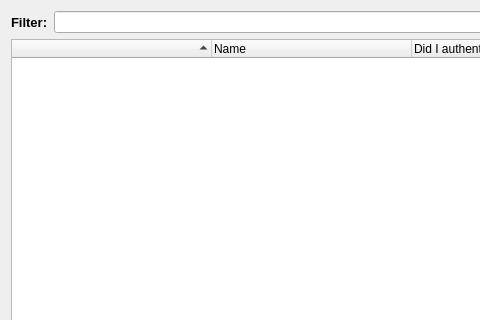
The window that retroshare-gui/src/gui/NetworkDialog.ui (RetroShare/RetroShare) describes before a commit, drawn with Qt 5; both pictures show x 0 to 480 and y 0 to 320 of the 825 by 567 pixel window.
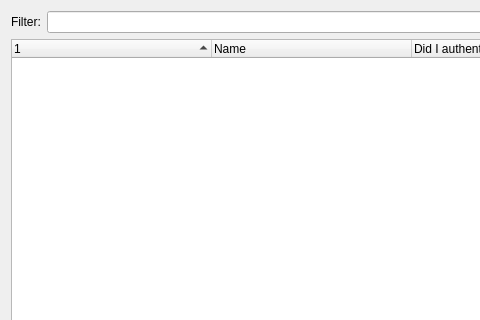
The same window after the commit. Icons and pictures are not drawn. Custom widgets are drawn as their Qt base class.

Commit message: Moved font size definitions from ui files to default qss. Added new base class StyledLabel to emulate the missing font-size by factor in qss.

```diff
--- a/retroshare-gui/src/gui/NetworkDialog.ui
+++ b/retroshare-gui/src/gui/NetworkDialog.ui
@@ -14,14 +14,7 @@
    <item row="0" column="0">
     <layout class="QHBoxLayout" name="horizontalLayout">
      <item>
-      <widget class="QLabel" name="titleBarLabel">
-       <property name="font">
-        <font>
-         <pointsize>10</pointsize>
-         <weight>75</weight>
-         <bold>true</bold>
-        </font>
-       </property>
+      <widget class="QLabel" name="filterLabel">
        <property name="text">
         <string>Filter:</string>
        </property>
@@ -99,7 +92,7 @@
       </attribute>
       <column>
        <property name="text">
-        <string> </string>
+        <string/>
        </property>
       </column>
       <column>
```
The commit also changes 41 other files.
